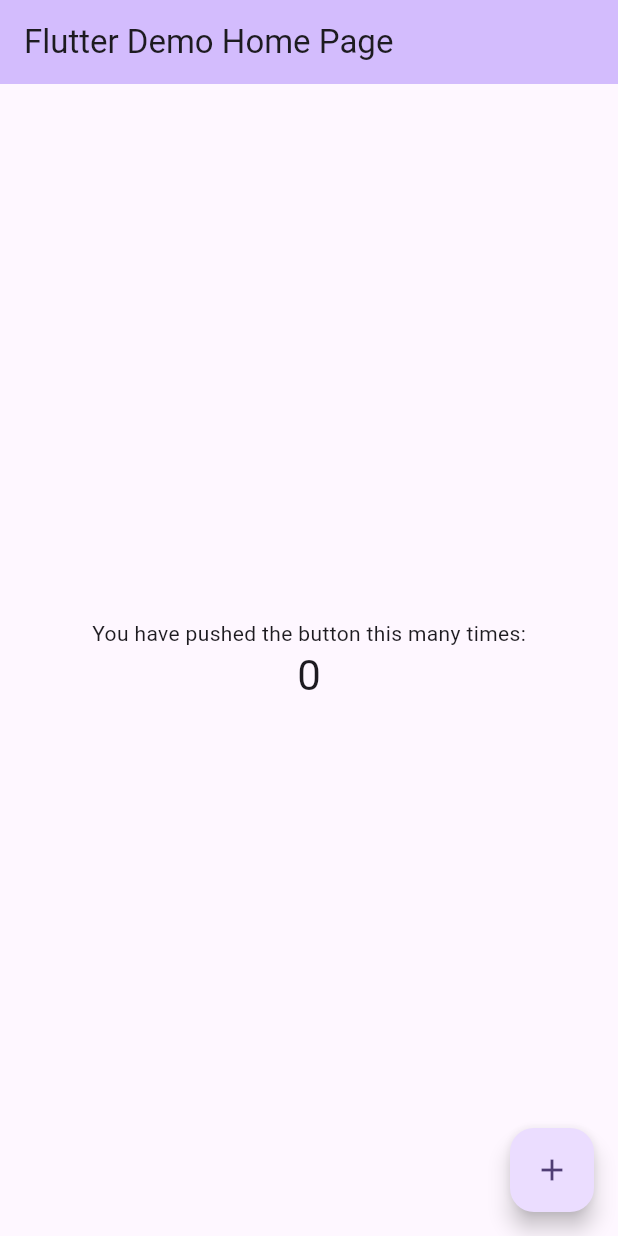
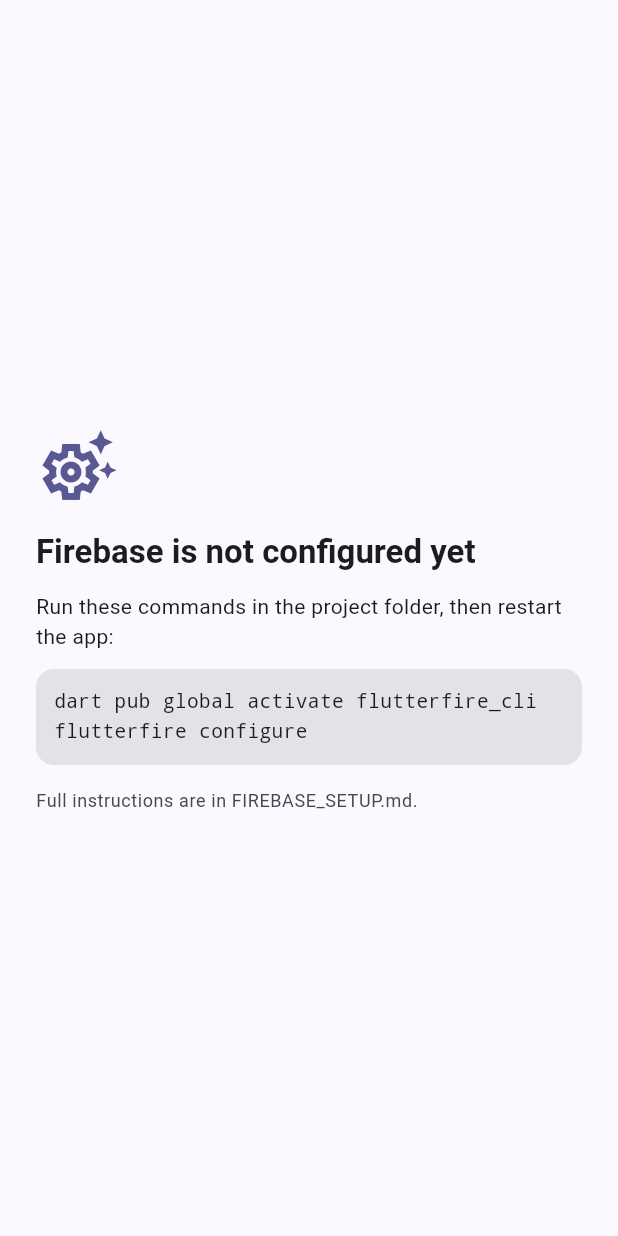
Before and after one commit to adil-aad/CatchEvent, a Flutter app: the screen it shows after launch, on a phone screen of 412 x 824 dp. Run offline on Flutter 3.47's test engine with Material 3 defaults, Android fonts, the phone set to English and light mode, and no system bars; our stand-ins replace cloud_firestore, firebase_auth, firebase_core; accounts and stored records are empty.

Commit message:
feat: wire up app entry point, theme and auth gate
The event and registration providers are ChangeNotifierProxyProviders on
AuthProvider, so their Firestore subscriptions start on login and are torn down
on logout.

firebase_options.dart is a placeholder that flutterfire configure will
overwrite. main() detects its sentinel API key and shows a setup screen with
the commands to run, so the app compiles and explains itself both before and
after Firebase is configured, instead of crashing with an opaque platform
exception.

Co-Authored-By: Claude Opus 5 <noreply@anthropic.com>

```diff
--- a/lib/main.dart
+++ b/lib/main.dart
@@ -1,122 +1,212 @@
 import 'package:flutter/material.dart';
+import 'package:firebase_core/firebase_core.dart';
+import 'package:provider/provider.dart';
 
-void main() {
-  runApp(const MyApp());
+import 'firebase_options.dart';
+import 'providers/auth_provider.dart';
+import 'providers/event_provider.dart';
+import 'providers/registration_provider.dart';
+import 'screens/auth/login_screen.dart';
+import 'screens/organizer/organizer_home_screen.dart';
+import 'screens/student/student_home_screen.dart';
+import 'utils/constants.dart';
+
+Future<void> main() async {
+  WidgetsFlutterBinding.ensureInitialized();
+
+  String? startupError;
+  try {
+    final options = DefaultFirebaseOptions.currentPlatform;
+    if (options.apiKey == AppConstants.unconfiguredFirebaseApiKey) {
+      startupError = 'notConfigured';
+    } else {
+      await Firebase.initializeApp(options: options);
+    }
+  } on Object catch (e) {
+    startupError = e.toString();
+  }
+
+  runApp(CatchEventApp(startupError: startupError));
 }
 
-class MyApp extends StatelessWidget {
-  const MyApp({super.key});
+class CatchEventApp extends StatelessWidget {
+  /// Non-null when Firebase could not be initialised. `'notConfigured'` means
+  /// `flutterfire configure` has not been run yet.
+  final String? startupError;
 
-  // This widget is the root of your application.
+  const CatchEventApp({super.key, this.startupError});
+
   @override
   Widget build(BuildContext context) {
-    return MaterialApp(
-      title: 'Flutter Demo',
-      theme: ThemeData(
-        // This is the theme of your application.
-        //
-        // TRY THIS: Try running your application with "flutter run". You'll see
-        // the application has a purple toolbar. Then, without quitting the app,
-        // try changing the seedColor in the colorScheme below to Colors.green
-        // and then invoke "hot reload" (save your changes or press the "hot
-        // reload" button in a Flutter-supported IDE, or press "r" if you used
-        // the command line to start the app).
-        //
-        // Notice that the counter didn't reset back to zero; the application
-        // state is not lost during the reload. To reset the state, use hot
-        // restart instead.
-        //
-        // This works for code too, not just values: Most code changes can be
-        // tested with just a hot reload.
-        colorScheme: .fromSeed(seedColor: Colors.deepPurple),
+    if (startupError != null) {
+      return MaterialApp(
+        title: AppConstants.appName,
+        theme: _buildTheme(),
+        debugShowCheckedModeBanner: false,
+        home: _FirebaseSetupScreen(error: startupError!),
+      );
+    }
+
+    return MultiProvider(
+      providers: [
+        ChangeNotifierProvider(create: (_) => AuthProvider()),
+        // The event and registration providers follow whoever is signed in:
+        // `bind` starts their Firestore subscriptions on login and tears them
+        // down on logout.
+        ChangeNotifierProxyProvider<AuthProvider, EventProvider>(
+          create: (_) => EventProvider(),
+          update: (_, auth, events) => events!..bind(auth.user?.uid),
+        ),
+        ChangeNotifierProxyProvider<AuthProvider, RegistrationProvider>(
+          create: (_) => RegistrationProvider(),
+          update: (_, auth, registrations) =>
+              registrations!..bind(auth.user?.uid),
+        ),
+      ],
+      child: MaterialApp(
+        title: AppConstants.appName,
+        theme: _buildTheme(),
+        debugShowCheckedModeBanner: false,
+        home: const _AuthGate(),
       ),
-      home: const MyHomePage(title: 'Flutter Demo Home Page'),
+    );
+  }
+
+  static ThemeData _buildTheme() {
+    return ThemeData(
+      useMaterial3: true,
+      colorScheme: ColorScheme.fromSeed(seedColor: const Color(0xFF4F46E5)),
+      inputDecorationTheme: const InputDecorationTheme(filled: true),
+      cardTheme: const CardThemeData(elevation: 0),
     );
   }
 }
 
-class MyHomePage extends StatefulWidget {
-  const MyHomePage({super.key, required this.title});
-
-  // This widget is the home page of your application. It is stateful, meaning
-  // that it has a State object (defined below) that contains fields that affect
-  // how it looks.
-
-  // This class is the configuration for the state. It holds the values (in this
-  // case the title) provided by the parent (in this case the App widget) and
-  // used by the build method of the State. Fields in a Widget subclass are
-  // always marked "final".
-
-  final String title;
-
-  @override
-  State<MyHomePage> createState() => _MyHomePageState();
-}
-
-class _MyHomePageState extends State<MyHomePage> {
-  int _counter = 0;
-
-  void _incrementCounter() {
-    setState(() {
-      // This call to setState tells the Flutter framework that something has
-      // changed in this State, which causes it to rerun the build method below
-      // so that the display can reflect the updated values. If we changed
-      // _counter without calling setState(), then the build method would not be
-      // called again, and so nothing would appear to happen.
-      _counter++;
-    });
-  }
+/// Routes on auth state and role: splash → login, or student / organizer home.
+class _AuthGate extends StatelessWidget {
+  const _AuthGate();
 
   @override
   Widget build(BuildContext context) {
-    // This method is rerun every time setState is called, for instance as done
-    // by the _incrementCounter method above.
-    //
-    // The Flutter framework has been optimized to make rerunning build methods
-    // fast, so that you can just rebuild anything that needs updating rather
-    // than having to individually change instances of widgets.
+    final auth = context.watch<AuthProvider>();
+
+    switch (auth.status) {
+      case AuthStatus.unknown:
+        return const _SplashScreen();
+      case AuthStatus.unauthenticated:
+        return const LoginScreen();
+      case AuthStatus.authenticated:
+        return auth.isOrganizer
+            ? const OrganizerHomeScreen()
+            : const StudentHomeScreen();
+    }
+  }
+}
+
+/// Shown while the previous session is being restored on launch.
+class _SplashScreen extends StatelessWidget {
+  const _SplashScreen();
+
+  @override
+  Widget build(BuildContext context) {
+    final colors = Theme.of(context).colorScheme;
     return Scaffold(
-      appBar: AppBar(
-        // TRY THIS: Try changing the color here to a specific color (to
-        // Colors.amber, perhaps?) and trigger a hot reload to see the AppBar
-        // change color while the other colors stay the same.
-        backgroundColor: Theme.of(context).colorScheme.inversePrimary,
-        // Here we take the value from the MyHomePage object that was created by
-        // the App.build method, and use it to set our appbar title.
-        title: Text(widget.title),
-      ),
       body: Center(
-        // Center is a layout widget. It takes a single child and positions it
-        // in the middle of the parent.
         child: Column(
-          // Column is also a layout widget. It takes a list of children and
-          // arranges them vertically. By default, it sizes itself to fit its
-          // children horizontally, and tries to be as tall as its parent.
-          //
-          // Column has various properties to control how it sizes itself and
-          // how it positions its children. Here we use mainAxisAlignment to
-          // center the children vertically; the main axis here is the vertical
-          // axis because Columns are vertical (the cross axis would be
-          // horizontal).
-          //
-          // TRY THIS: Invoke "debug painting" (choose the "Toggle Debug Paint"
-          // action in the IDE, or press "p" in the console), to see the
-          // wireframe for each widget.
-          mainAxisAlignment: .center,
+          mainAxisAlignment: MainAxisAlignment.center,
           children: [
-            const Text('You have pushed the button this many times:'),
+            Icon(Icons.event_available, size: 64, color: colors.primary),
+            const SizedBox(height: 16),
             Text(
-              '$_counter',
-              style: Theme.of(context).textTheme.headlineMedium,
+              AppConstants.appName,
+              style: Theme.of(context).textTheme.headlineSmall?.copyWith(
+                    fontWeight: FontWeight.bold,
+                  ),
             ),
+            const SizedBox(height: 24),
+            const CircularProgressIndicator(),
           ],
         ),
-      ),
-      floatingActionButton: FloatingActionButton(
-        onPressed: _incrementCounter,
-        tooltip: 'Increment',
-        child: const Icon(Icons.add),
       ),
     );
   }
 }
+
+/// Replaces the app when Firebase is missing or misconfigured, so the failure
+/// is self-explanatory instead of an opaque platform exception.
+class _FirebaseSetupScreen extends StatelessWidget {
+  final String error;
+
+  const _FirebaseSetupScreen({required this.error});
+
+  @override
+  Widget build(BuildContext context) {
+    final theme = Theme.of(context);
+    final notConfigured = error == 'notConfigured';
+
+    return Scaffold(
+      body: SafeArea(
+        child: Center(
+          child: SingleChildScrollView(
+            padding: const EdgeInsets.all(24),
+            child: Column(
+              mainAxisSize: MainAxisSize.min,
+              crossAxisAlignment: CrossAxisAlignment.start,
+              children: [
+                Icon(
+                  Icons.settings_suggest_outlined,
+                  size: 56,
+                  color: theme.colorScheme.primary,
+                ),
+                const SizedBox(height: 16),
+                Text(
+                  notConfigured
+                      ? 'Firebase is not configured yet'
+                      : 'Firebase failed to start',
+                  style: theme.textTheme.titleLarge?.copyWith(
+                    fontWeight: FontWeight.bold,
+                  ),
+                ),
+                const SizedBox(height: 12),
+                Text(
+                  notConfigured
+                      ? 'Run these commands in the project folder, then restart '
+                          'the app:'
+                      : 'Firebase returned an error while starting up:',
+                  style: theme.textTheme.bodyMedium,
+                ),
+                const SizedBox(height: 12),
+                Container(
+                  width: double.infinity,
+                  padding: const EdgeInsets.all(12),
+                  decoration: BoxDecoration(
+                    color: theme.colorScheme.surfaceContainerHighest,
+                    borderRadius: BorderRadius.circular(12),
+                  ),
+                  child: Text(
+                    notConfigured
+                        ? 'dart pub global activate flutterfire_cli\n'
+                            'flutterfire configure'
+                        : error,
+                    style: const TextStyle(
+                      fontFamily: 'monospace',
+                      fontSize: 13,
+                      height: 1.5,
+                    ),
+                  ),
+                ),
+                const SizedBox(height: 16),
+                Text(
+                  'Full instructions are in FIREBASE_SETUP.md.',
+                  style: theme.textTheme.bodySmall?.copyWith(
+                    color: theme.colorScheme.onSurfaceVariant,
+                  ),
+                ),
+              ],
+            ),
+          ),
+        ),
+      ),
+    );
+  }
+}
```
Also changed, not shown: lib/firebase_options.dart (added).
